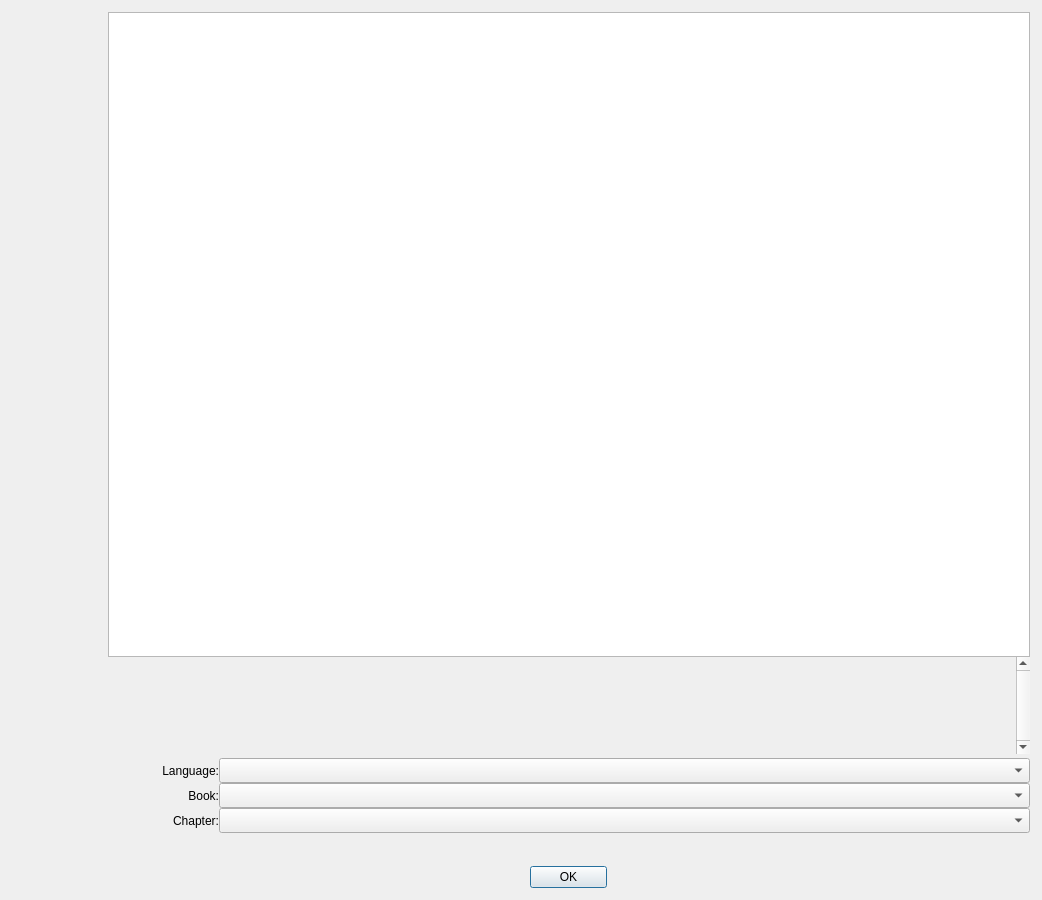
Above: src/qt/forms/helpmessagedialog.ui from biblepay/biblepay before the change. Below: the same form after it.
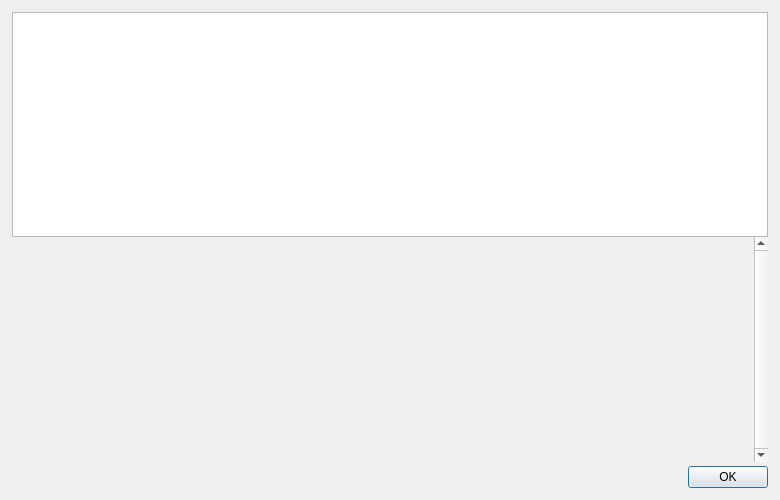
That is the form after the change. Icons and pictures are not drawn.

```diff
--- a/src/qt/forms/helpmessagedialog.ui
+++ b/src/qt/forms/helpmessagedialog.ui
@@ -6,14 +6,14 @@
    <rect>
     <x>0</x>
     <y>0</y>
-    <width>1042</width>
-    <height>900</height>
+    <width>780</width>
+    <height>500</height>
    </rect>
   </property>
   <property name="maximumSize">
    <size>
     <width>16777215</width>
-    <height>900</height>
+    <height>500</height>
    </size>
   </property>
   <property name="windowTitle">
@@ -37,72 +37,13 @@
      <property name="rightMargin">
       <number>0</number>
      </property>
-     <item>
-      <widget class="QLabel" name="aboutLogo">
-       <property name="sizePolicy">
-        <sizepolicy hsizetype="Preferred" vsizetype="Ignored">
-         <horstretch>0</horstretch>
-         <verstretch>0</verstretch>
-        </sizepolicy>
-       </property>
-       <property name="minimumSize">
-        <size>
-         <width>96</width>
-         <height>464</height>
-        </size>
-       </property>
-       <property name="maximumSize">
-        <size>
-         <width>96</width>
-         <height>564</height>
-        </size>
-       </property>
-       <property name="baseSize">
-        <size>
-         <width>96</width>
-         <height>564</height>
-        </size>
-       </property>
-       <property name="autoFillBackground">
-        <bool>false</bool>
-       </property>
-       <property name="pixmap">
-        <pixmap>:/images/drkblue/about</pixmap>
-       </property>
-       <property name="scaledContents">
-        <bool>false</bool>
-       </property>
-       <property name="alignment">
-        <set>Qt::AlignLeading|Qt::AlignLeft|Qt::AlignTop</set>
-       </property>
-      </widget>
-     </item>
     </layout>
    </item>
    <item>
     <layout class="QVBoxLayout" name="verticalLayout">
      <item>
       <widget class="QTextEdit" name="helpMessage">
-       <property name="minimumSize">
-        <size>
-         <width>0</width>
-         <height>645</height>
-        </size>
-       </property>
        <property name="readOnly">
-        <bool>false</bool>
-       </property>
-       <property name="html">
-        <string>&lt;!DOCTYPE HTML PUBLIC &quot;-//W3C//DTD HTML 4.0//EN&quot; &quot;http://www.w3.org/TR/REC-html40/strict.dtd&quot;&gt;
-&lt;html&gt;&lt;head&gt;&lt;meta name=&quot;qrichtext&quot; content=&quot;1&quot; /&gt;&lt;style type=&quot;text/css&quot;&gt;
-p, li { white-space: pre-wrap; }
-&lt;/style&gt;&lt;/head&gt;&lt;body style=&quot; font-family:'MS Shell Dlg 2'; font-size:7.8pt; font-weight:400; font-style:normal;&quot;&gt;
-&lt;p style=&quot;-qt-paragraph-type:empty; margin-top:0px; margin-bottom:0px; margin-left:0px; margin-right:0px; -qt-block-indent:0; text-indent:0px; font-size:8pt;&quot;&gt;&lt;br /&gt;&lt;/p&gt;&lt;/body&gt;&lt;/html&gt;</string>
-       </property>
-       <property name="overwriteMode">
-        <bool>true</bool>
-       </property>
-       <property name="acceptRichText">
         <bool>true</bool>
        </property>
       </widget>
@@ -123,25 +64,13 @@
          <rect>
           <x>0</x>
           <y>0</y>
-          <width>897</width>
-          <height>85</height>
+          <width>630</width>
+          <height>201</height>
          </rect>
         </property>
         <layout class="QVBoxLayout" name="verticalLayout_2">
          <item>
           <widget class="QLabel" name="aboutMessage">
-           <property name="sizePolicy">
-            <sizepolicy hsizetype="Preferred" vsizetype="Minimum">
-             <horstretch>0</horstretch>
-             <verstretch>0</verstretch>
-            </sizepolicy>
-           </property>
-           <property name="minimumSize">
-            <size>
-             <width>0</width>
-             <height>5</height>
-            </size>
-           </property>
            <property name="cursor">
             <cursorShape>IBeamCursor</cursorShape>
            </property>
@@ -180,156 +109,14 @@
       </spacer>
      </item>
      <item>
-      <layout class="QHBoxLayout" name="horizontalLayout_771">
-       <property name="spacing">
-        <number>0</number>
+      <widget class="QDialogButtonBox" name="okButton">
+       <property name="orientation">
+        <enum>Qt::Horizontal</enum>
        </property>
-       <item>
-        <widget class="QLabel" name="lblLanguages">
-         <property name="maximumSize">
-          <size>
-           <width>111</width>
-           <height>16777215</height>
-          </size>
-         </property>
-         <property name="text">
-          <string>Language:</string>
-         </property>
-         <property name="alignment">
-          <set>Qt::AlignRight|Qt::AlignTrailing|Qt::AlignVCenter</set>
-         </property>
-        </widget>
-       </item>
-       <item>
-        <widget class="QComboBox" name="comboLanguages">
-         <property name="enabled">
-          <bool>true</bool>
-         </property>
-         <property name="minimumSize">
-          <size>
-           <width>0</width>
-           <height>25</height>
-          </size>
-         </property>
-         <property name="toolTip">
-          <string>Choose Language</string>
-         </property>
-         <property name="maxLength" stdset="0">
-          <number>1000</number>
-         </property>
-        </widget>
-       </item>
-      </layout>
-     </item>
-     <item>
-      <layout class="QHBoxLayout" name="horizontalLayout_7">
-       <property name="spacing">
-        <number>0</number>
+       <property name="standardButtons">
+        <set>QDialogButtonBox::Ok</set>
        </property>
-       <item>
-        <widget class="QLabel" name="lblBook">
-         <property name="maximumSize">
-          <size>
-           <width>111</width>
-           <height>16777215</height>
-          </size>
-         </property>
-         <property name="text">
-          <string>Book:</string>
-         </property>
-         <property name="alignment">
-          <set>Qt::AlignRight|Qt::AlignTrailing|Qt::AlignVCenter</set>
-         </property>
-        </widget>
-       </item>
-       <item>
-        <widget class="QComboBox" name="comboBook">
-         <property name="enabled">
-          <bool>true</bool>
-         </property>
-         <property name="minimumSize">
-          <size>
-           <width>0</width>
-           <height>25</height>
-          </size>
-         </property>
-         <property name="toolTip">
-          <string>Choose Bible Book</string>
-         </property>
-         <property name="maxLength" stdset="0">
-          <number>1000</number>
-         </property>
-        </widget>
-       </item>
-      </layout>
-     </item>
-     <item>
-      <layout class="QHBoxLayout" name="horizontalLayout_77">
-       <property name="spacing">
-        <number>0</number>
-       </property>
-       <item>
-        <widget class="QLabel" name="lblChapter">
-         <property name="maximumSize">
-          <size>
-           <width>111</width>
-           <height>16777215</height>
-          </size>
-         </property>
-         <property name="text">
-          <string>Chapter:</string>
-         </property>
-         <property name="alignment">
-          <set>Qt::AlignRight|Qt::AlignTrailing|Qt::AlignVCenter</set>
-         </property>
-        </widget>
-       </item>
-       <item>
-        <widget class="QComboBox" name="comboChapter">
-         <property name="enabled">
-          <bool>true</bool>
-         </property>
-         <property name="minimumSize">
-          <size>
-           <width>0</width>
-           <height>25</height>
-          </size>
-         </property>
-         <property name="toolTip">
-          <string>Choose Bible Chapter</string>
-         </property>
-         <property name="maxLength" stdset="0">
-          <number>1000</number>
-         </property>
-        </widget>
-       </item>
-      </layout>
-     </item>
-     <item>
-      <layout class="QHBoxLayout" name="horizontalLayout">
-       <property name="spacing">
-        <number>33</number>
-       </property>
-       <property name="topMargin">
-        <number>33</number>
-       </property>
-       <item>
-        <widget class="QDialogButtonBox" name="okButton">
-         <property name="maximumSize">
-          <size>
-           <width>77</width>
-           <height>16777215</height>
-          </size>
-         </property>
-         <property name="orientation">
-          <enum>Qt::Horizontal</enum>
-         </property>
-         <property name="standardButtons">
-          <set>QDialogButtonBox::Ok</set>
-         </property>
-        </widget>
-       </item>
-      </layout>
+      </widget>
      </item>
     </layout>
    </item>
```
Left out of the diff: 14 changed lines with no effect on the pictures.
